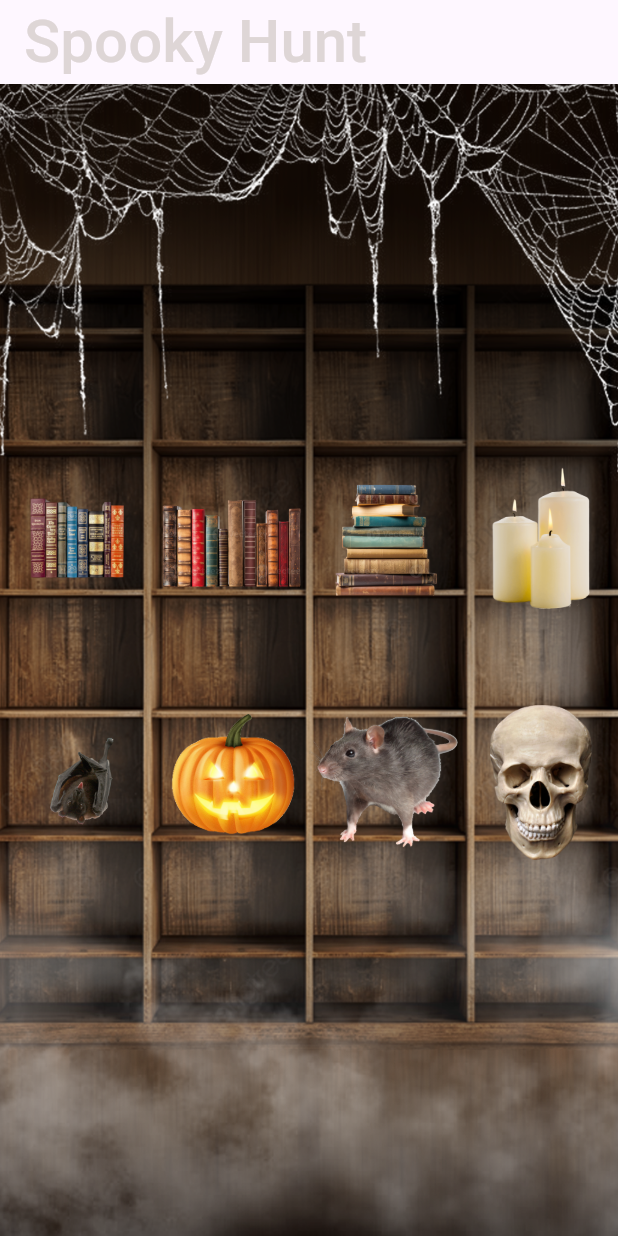
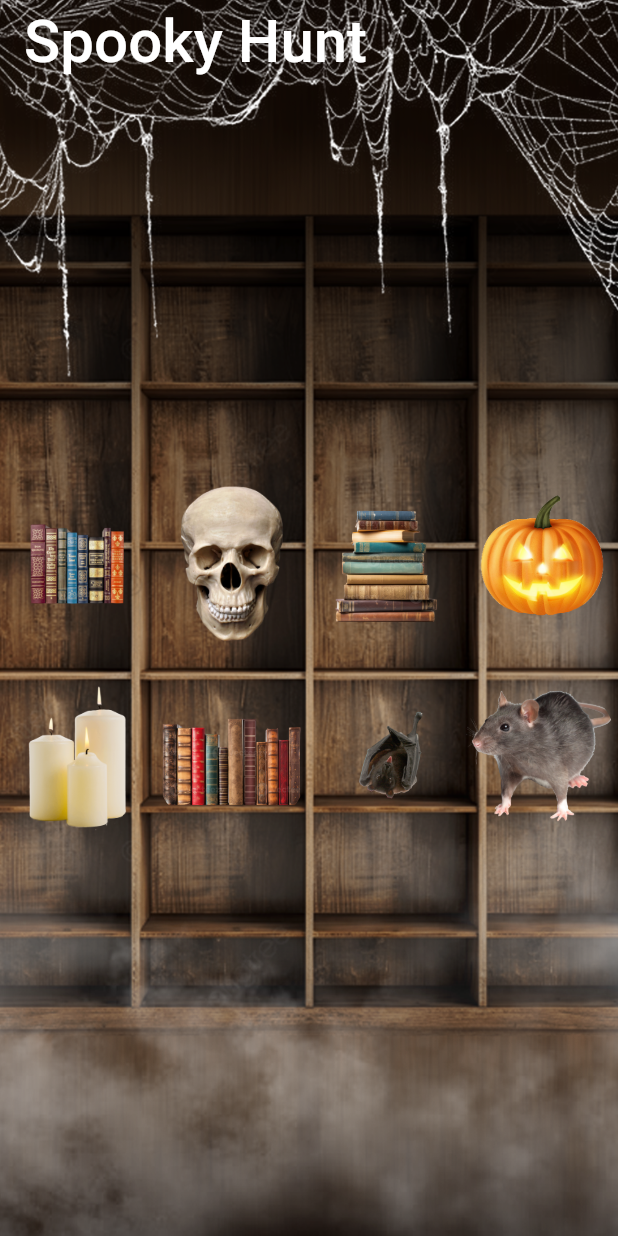
Before and after one commit to Marieezouaa/AnimationAssignment, a Flutter app: the screen it shows after launch, on a phone screen of 412 x 824 dp. Run offline on Flutter 3.47's test engine with Material 3 defaults, Android fonts, the phone set to English and light mode, and no system bars; our stand-ins replace google_fonts, just_audio.

Commit message:
added final changes

```diff
--- a/animationassignment/lib/scaryscreen.dart
+++ b/animationassignment/lib/scaryscreen.dart
@@ -1,3 +1,5 @@
+import 'dart:io';
+
 import 'package:flutter/material.dart';
 import 'package:google_fonts/google_fonts.dart';
 import 'package:animationassignment/imageButtons.dart';
@@ -27,9 +29,10 @@ class _ScaryscreenState extends State<Scaryscreen> {
   String item4 = "candles.png";
   String item5 = "hangingbat.png";
   String item6 = "jackolantern.png";
-  String item7 = "pumpkin.png";
-  String item8 = "rat.png";
-  String item9 = "skull.png";
+
+  String item7 = "rat.png";
+  String item8 = "skull.png";
+  String titlePlaceholder = "Spooky Hunt";
 
   //END OF STYLES
   Future<void> _playEffect(String asset) async {
@@ -38,14 +41,49 @@ class _ScaryscreenState extends State<Scaryscreen> {
   }
   //to call use "_playEffect('assets/jumpscare.mp3');""
 
+  Widget buttonFunction(String imagePath) {
+    String chosenImage = "";
+    String correctImage = "assets/images/" + item1;
+    return InkWell(
+      onTap: () {
+        chosenImage = imagePath;
+
+        if (chosenImage == correctImage) {
+          sleep(Duration(seconds: 1));
+          setState(() {
+            titlePlaceholder = "Winner";
+          });
+        } else {
+          _playEffect('assets/audio/jumpscare.mp3');
+        }
+      },
+      child: Stack(
+        children: [
+          Container(
+            alignment: Alignment.center,
+            decoration: BoxDecoration(
+              image: DecorationImage(
+                image: AssetImage(imagePath),
+              ),
+              borderRadius: BorderRadius.circular(47.0),
+            ),
+            width: 402, //change this
+            height: 250, //change this
+          ),
+        ],
+      ),
+    );
+  }
+
   @override
   Widget build(BuildContext context) {
     return Scaffold(
+      extendBodyBehindAppBar: true,
       appBar: AppBar(
         title: Text(
-          'Spooky Hunt',
+          titlePlaceholder,
           style: GoogleFonts.pixelifySans(
-            color: const Color.fromARGB(255, 222, 214, 214),
+            color: Colors.white,
             fontSize: 40.0,
             fontWeight: FontWeight.w500,
           ),
@@ -64,20 +102,19 @@ class _ScaryscreenState extends State<Scaryscreen> {
             shrinkWrap: true,
             gridDelegate: SliverGridDelegateWithFixedCrossAxisCount(
               crossAxisCount: 4,
-            mainAxisSpacing: 60.0,
+              mainAxisSpacing: 25.4,
             ),
             children: [
-            Image.asset("assets/images/" + item1),
-            Image.asset("assets/images/" + item2),
-            Image.asset("assets/images/" + item3),
-            Image.asset("assets/images/" + item4),
-            Image.asset("assets/images/" + item5),
-            Image.asset("assets/images/" + item6),
-            Image.asset("assets/images/" + item8),
-            Image.asset("assets/images/" + item9),
+              buttonFunction("assets/images/$item1"),
+              buttonFunction("assets/images/$item8"),
+              buttonFunction("assets/images/$item3"),
+              buttonFunction("assets/images/$item6"),
+              buttonFunction("assets/images/$item4"),
+              buttonFunction("assets/images/$item2"),
+              buttonFunction("assets/images/$item5"),
+              buttonFunction("assets/images/$item7"),
             ],
-        )
-      ),
+          )),
     );
   }
 }
```
Lines whose indentation alone changed are shown as unchanged.
